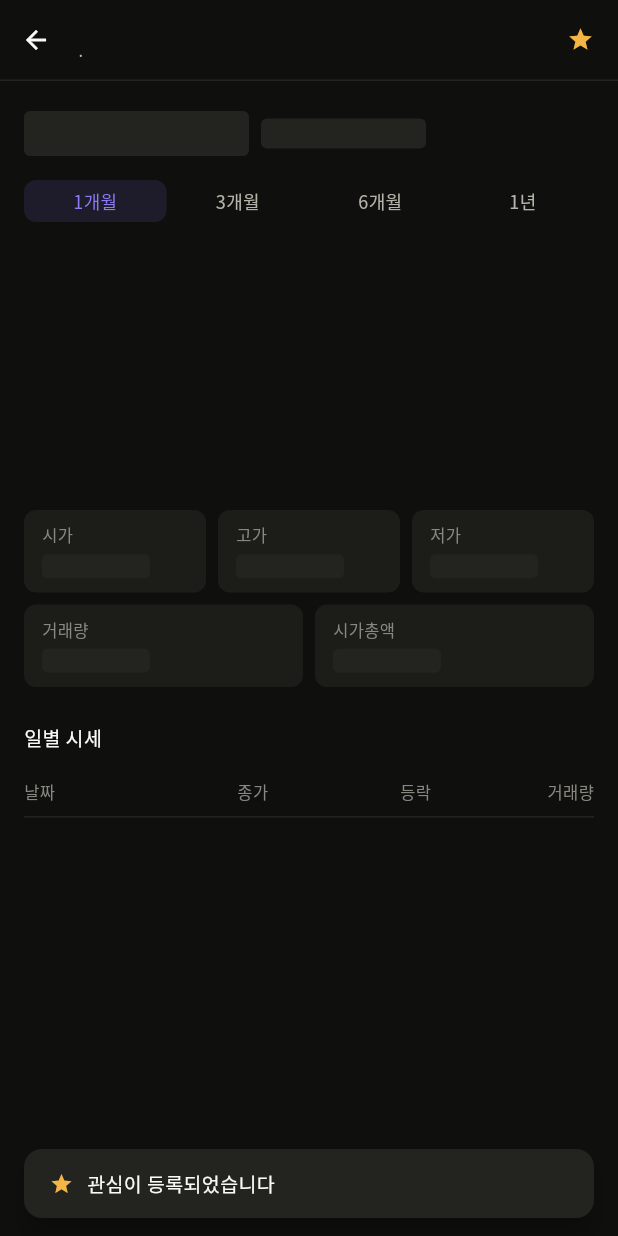
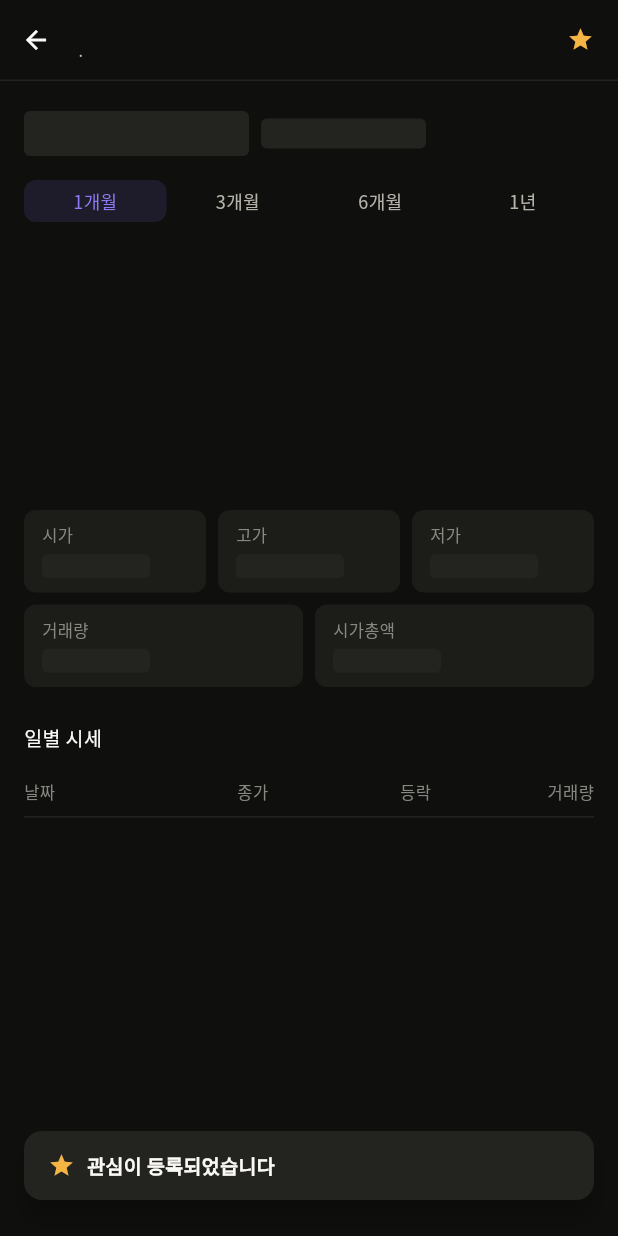
Before and after one commit to HA-SEUNG-JEONG/edencrew-assignment, a Flutter app: the DetailScreen screen opened directly with empty values, after a tap on the "star border" icon, on a phone screen of 412 x 824 dp. Run offline on Flutter 3.47's test engine with Material 3 defaults, Android fonts, the phone set to English and light mode, and no system bars; network calls fail.

Commit message:
fix: 관심 토스트 굵기·아이콘·여백을 시안에 맞춤
시안의 토스트 문구는 w700이고 아이콘은 18이다. 리터럴 17로 두었던
가로 패딩도 토큰 값 16과 같아 space4로 되돌린다.

Co-Authored-By: Claude Opus 5 (1M context) <noreply@anthropic.com>
Claude-Session: https://claude.ai/code/session_01MgdEE6iRMLwewkRs4THkh9

```diff
--- a/lib/ui/common.dart
+++ b/lib/ui/common.dart
@@ -178,14 +178,14 @@ void showFavoriteToast(BuildContext context, bool added) {
   messenger.showSnackBar(
     SnackBar(
       behavior: SnackBarBehavior.floating,
-      // 하단 탭 위로 12 띄운다
+      // 하단 탭 위로 24 띄운다
       margin: EdgeInsets.fromLTRB(
         dimens.space4,
         0,
         dimens.space4,
-        dimens.space3,
+        dimens.space6,
       ),
-      padding: const EdgeInsets.symmetric(horizontal: 17),
+      padding: EdgeInsets.symmetric(horizontal: dimens.space4),
       backgroundColor: colors.surfaceOverlay,
       shape: RoundedRectangleBorder(
         borderRadius: BorderRadius.circular(dimens.radiusLg),
@@ -198,16 +198,17 @@ void showFavoriteToast(BuildContext context, bool added) {
           children: <Widget>[
             Icon(
               added ? Icons.star : Icons.star_border,
-              size: dimens.iconSm,
+              // 시안 실측 18. 대응하는 토큰이 없다
+              size: 18,
               color: added ? colors.favoriteActive : colors.textSecondary,
             ),
-            SizedBox(width: dimens.space2 + 1),
+            SizedBox(width: dimens.space2),
             Text(
               added ? '관심이 등록되었습니다' : '관심이 해제되었습니다',
               style: TextStyle(
                 color: colors.textPrimary,
                 fontSize: 13,
-                fontWeight: AppTypography.regular,
+                fontWeight: AppTypography.bold,
               ),
             ),
           ],
```
